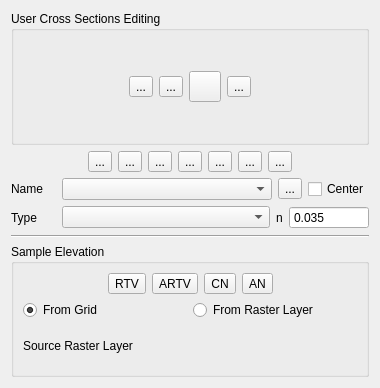
Old version of the form flo2d/ui/xs_editor.ui in the repository FLO-2DSoftware/qgis-flo-2d-plugin.
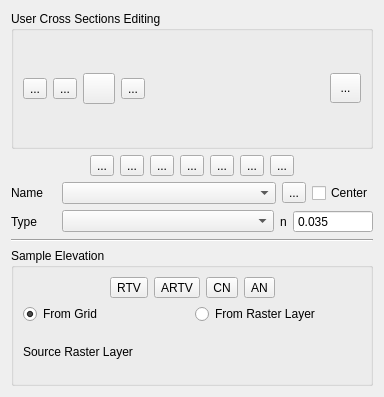
New version of the form. Icons and pictures are not drawn.

Commit message: Added a delete schematized channel data btn.

Patch:
```diff
--- a/flo2d/ui/xs_editor.ui
+++ b/flo2d/ui/xs_editor.ui
@@ -9,8 +9,8 @@
    <rect>
     <x>0</x>
     <y>0</y>
-    <width>380</width>
-    <height>388</height>
+    <width>384</width>
+    <height>397</height>
    </rect>
   </property>
   <property name="windowTitle">
@@ -421,7 +421,7 @@
      <layout class="QGridLayout" name="gridLayout_2">
       <item row="0" column="0">
        <layout class="QGridLayout" name="gridLayout">
-        <item row="0" column="2">
+        <item row="0" column="1">
          <widget class="QToolButton" name="save_xs_changes_btn">
           <property name="toolTip">
            <string>&lt;html&gt;&lt;head/&gt;&lt;body&gt;&lt;p&gt;Save current cross-section (Users Layers)&lt;/p&gt;&lt;/body&gt;&lt;/html&gt;</string>
@@ -441,7 +441,46 @@
           </property>
          </widget>
         </item>
+        <item row="0" column="2">
+         <widget class="QToolButton" name="revert_changes_btn">
+          <property name="maximumSize">
+           <size>
+            <width>16777215</width>
+            <height>16777215</height>
+           </size>
+          </property>
+          <property name="toolTip">
+           <string>&lt;html&gt;&lt;head/&gt;&lt;body&gt;&lt;p&gt;Revert unsaved changes for current cross-section (Users Layers)&lt;/p&gt;&lt;/body&gt;&lt;/html&gt;</string>
+          </property>
+          <property name="text">
+           <string/>
+          </property>
+          <property name="icon">
+           <iconset>
+            <normaloff>../img/mActionUndo.svg</normaloff>../img/mActionUndo.svg</iconset>
+          </property>
+          <property name="iconSize">
+           <size>
+            <width>24</width>
+            <height>24</height>
+           </size>
+          </property>
+         </widget>
+        </item>
         <item row="0" column="4">
+         <spacer name="horizontalSpacer_4">
+          <property name="orientation">
+           <enum>Qt::Horizontal</enum>
+          </property>
+          <property name="sizeHint" stdset="0">
+           <size>
+            <width>40</width>
+            <height>20</height>
+           </size>
+          </property>
+         </spacer>
+        </item>
+        <item row="0" column="3">
          <widget class="QToolButton" name="delete_btn">
           <property name="focusPolicy">
            <enum>Qt::StrongFocus</enum>
@@ -464,7 +503,7 @@
           </property>
          </widget>
         </item>
-        <item row="0" column="1">
+        <item row="0" column="0">
          <widget class="QToolButton" name="digitize_btn">
           <property name="toolTip">
            <string>&lt;html&gt;&lt;head/&gt;&lt;body&gt;&lt;p&gt;Add &amp;quot;Cross-sections&amp;quot;  lines  (Users Layer)&lt;/p&gt;&lt;/body&gt;&lt;/html&gt;</string>
@@ -484,57 +523,28 @@
           </property>
          </widget>
         </item>
-        <item row="0" column="0">
-         <spacer name="horizontalSpacer_3">
-          <property name="orientation">
-           <enum>Qt::Horizontal</enum>
-          </property>
-          <property name="sizeHint" stdset="0">
-           <size>
-            <width>40</width>
-            <height>20</height>
-           </size>
-          </property>
-         </spacer>
-        </item>
-        <item row="0" column="3">
-         <widget class="QToolButton" name="revert_changes_btn">
-          <property name="maximumSize">
-           <size>
-            <width>16777215</width>
-            <height>16777215</height>
-           </size>
-          </property>
-          <property name="toolTip">
-           <string>&lt;html&gt;&lt;head/&gt;&lt;body&gt;&lt;p&gt;Revert unsaved changes for current cross-section (Users Layers)&lt;/p&gt;&lt;/body&gt;&lt;/html&gt;</string>
-          </property>
-          <property name="text">
-           <string/>
-          </property>
-          <property name="icon">
-           <iconset>
-            <normaloff>../img/mActionUndo.svg</normaloff>../img/mActionUndo.svg</iconset>
-          </property>
-          <property name="iconSize">
-           <size>
-            <width>24</width>
-            <height>24</height>
-           </size>
-          </property>
-         </widget>
-        </item>
         <item row="0" column="5">
-         <spacer name="horizontalSpacer_4">
-          <property name="orientation">
-           <enum>Qt::Horizontal</enum>
+         <widget class="QToolButton" name="delete_schema_btn">
+          <property name="minimumSize">
+           <size>
+            <width>31</width>
+            <height>30</height>
+           </size>
           </property>
-          <property name="sizeHint" stdset="0">
+          <property name="text">
+           <string>...</string>
+          </property>
+          <property name="icon">
+           <iconset>
+            <normaloff>../img/delete_schematize_xsec.svg</normaloff>../img/delete_schematize_xsec.svg</iconset>
+          </property>
+          <property name="iconSize">
            <size>
-            <width>40</width>
-            <height>20</height>
+            <width>24</width>
+            <height>24</height>
            </size>
           </property>
-         </spacer>
+         </widget>
         </item>
        </layout>
       </item>
```
The commit also changes 2 other files.
